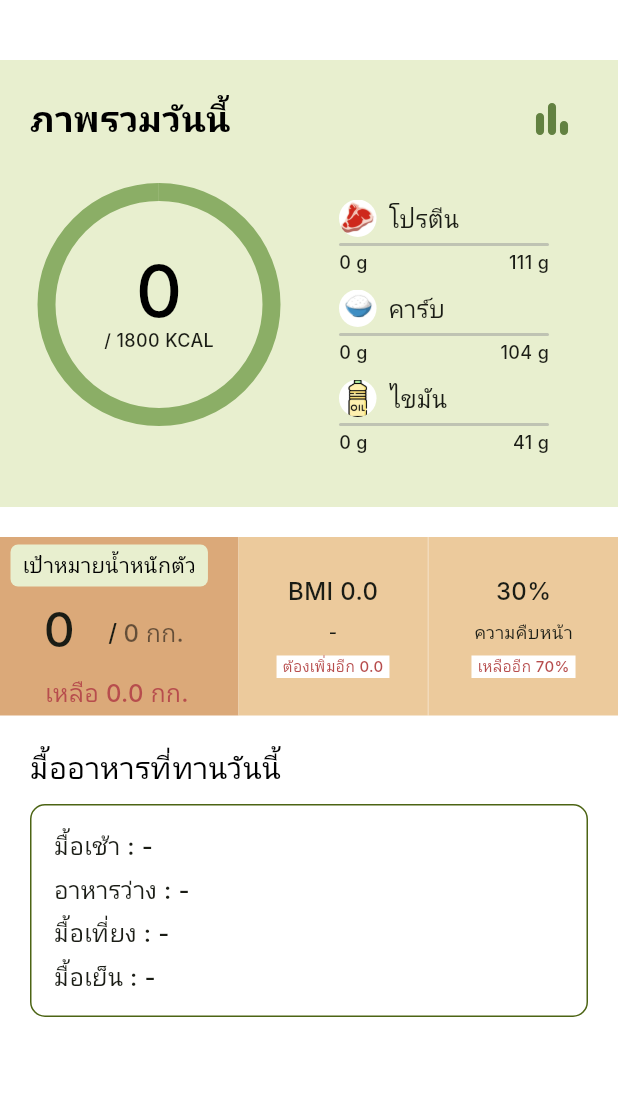
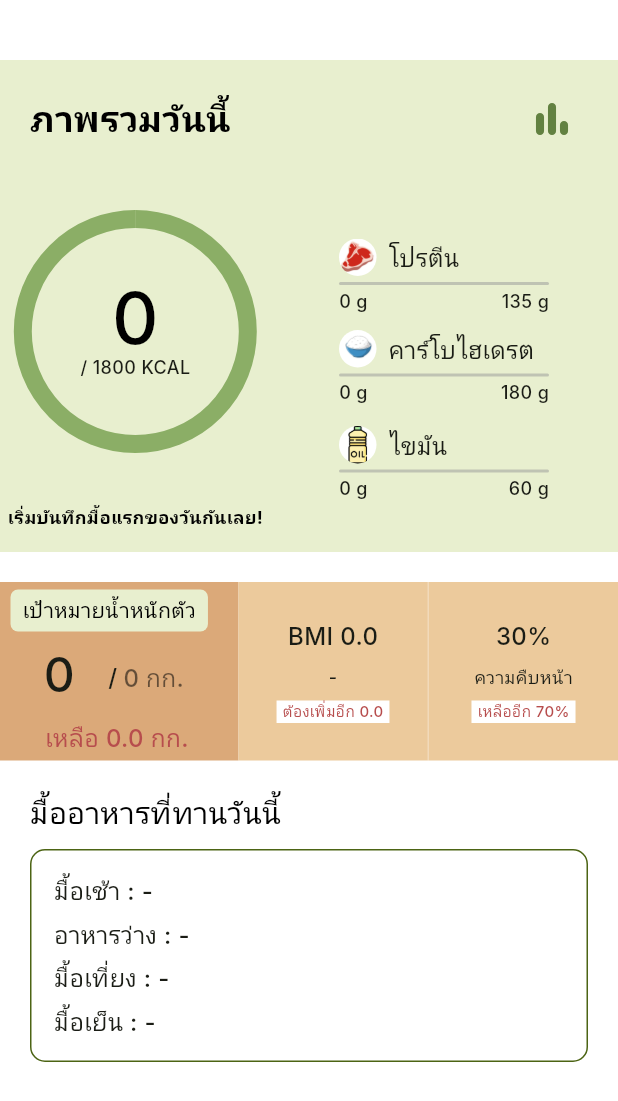
Before and after one commit to Nemoeiei/calories-guard, a Flutter app: the AppHomeScreen screen opened directly, on a phone screen of 412 x 824 dp. Shown: the top 1101 px of the screen. Run offline on Flutter 3.47's test engine with Material 3 defaults, Android fonts, the phone set to English and light mode, and no system bars; our stand-ins replace fl_chart, flutter_riverpod; Roboto replaces fonts that are missing (Inter).

Commit message:
Calculate and save macro targets

```diff
--- a/flutter_application_1/lib/screens/app_home_screen.dart
+++ b/flutter_application_1/lib/screens/app_home_screen.dart
@@ -14,7 +14,7 @@ class AppHomeScreen extends ConsumerStatefulWidget {
 
 class _AppHomeScreenState extends ConsumerState<AppHomeScreen> {
   bool _isLoading = true;
-  bool _hasWarnedCalories = false; // ตัวแปรป้องกันการเด้งแจ้งเตือนซ้ำซ้อน
+  bool _hasWarnedCalories = false; // ป้องกันการแจ้งเตือนเด้งรัวๆ
 
   @override
   void initState() {
@@ -24,28 +24,24 @@ class _AppHomeScreenState extends ConsumerState<AppHomeScreen> {
     });
   }
 
+  // ✅ ฟังก์ชันดึงข้อมูล (เหมือนเดิม)
   Future<void> _fetchDailyData() async {
     final userId = ref.read(userDataProvider).userId;
     if (userId == 0) {
       if (mounted) setState(() => _isLoading = false);
       return;
     }
-
     final now = DateTime.now();
     final dateStr = "${now.year}-${now.month.toString().padLeft(2, '0')}-${now.day.toString().padLeft(2, '0')}";
-
     final logUrl = Uri.parse('http://10.0.2.2:8000/daily_logs/$userId?date_query=$dateStr');
     final userUrl = Uri.parse('http://10.0.2.2:8000/users/$userId');
-
     try {
       final userResponse = await http.get(userUrl);
       if (userResponse.statusCode == 200) {
         final userData = jsonDecode(userResponse.body);
-
         GoalOption goalEnum = GoalOption.loseWeight;
         if (userData['goal_type'] == 'maintain_weight') goalEnum = GoalOption.maintainWeight;
         if (userData['goal_type'] == 'build_muscle') goalEnum = GoalOption.buildMuscle;
-
         ref.read(userDataProvider.notifier).setPersonalInfo(
           name: userData['username'] ?? 'User',
           birthDate: DateTime.parse(userData['birth_date'] ?? '2000-01-01'),
@@ -53,24 +49,14 @@ class _AppHomeScreenState extends ConsumerState<AppHomeScreen> {
           weight: (userData['current_weight_kg'] ?? 0).toDouble(),
         );
         ref.read(userDataProvider.notifier).setGoal(goalEnum);
-        ref.read(userDataProvider.notifier).setGoalInfo(
-          targetWeight: (userData['target_weight_kg'] ?? 0).toDouble(),
-          duration: 0
-        );
+        ref.read(userDataProvider.notifier).setGoalInfo(targetWeight: (userData['target_weight_kg'] ?? 0).toDouble(), duration: 0);
       }
-
       final logResponse = await http.get(logUrl);
       if (logResponse.statusCode == 200) {
         final logData = jsonDecode(logResponse.body);
         ref.read(userDataProvider.notifier).updateDailyFood(
-          cal: logData['calories'] ?? 0,
-          protein: logData['protein'] ?? 0,
-          carbs: logData['carbs'] ?? 0,
-          fat: logData['fat'] ?? 0,
-          breakfast: logData['breakfast_menu'] ?? '',
-          lunch: logData['lunch_menu'] ?? '',
-          dinner: logData['dinner_menu'] ?? '',
-          snack: logData['snack_menu'] ?? '',
+          cal: logData['calories'] ?? 0, protein: logData['protein'] ?? 0, carbs: logData['carbs'] ?? 0, fat: logData['fat'] ?? 0,
+          breakfast: logData['breakfast_menu'] ?? '', lunch: logData['lunch_menu'] ?? '', dinner: logData['dinner_menu'] ?? '', snack: logData['snack_menu'] ?? '',
         );
       }
     } catch (e) {
@@ -78,6 +64,21 @@ class _AppHomeScreenState extends ConsumerState<AppHomeScreen> {
     } finally {
       if (mounted) setState(() => _isLoading = false);
     }
+  }
+
+  // ✅ ฟังก์ชันคำนวณเป้าหมาย สารอาหารหลัก (Macros)
+  Map<String, int> calculateMacroTargets(double targetCalories, GoalOption goal) {
+    double pRatio, cRatio, fRatio;
+    switch (goal) {
+      case GoalOption.loseWeight: pRatio = 0.30; cRatio = 0.40; fRatio = 0.30; break;
+      case GoalOption.maintainWeight: pRatio = 0.25; cRatio = 0.45; fRatio = 0.30; break;
+      case GoalOption.buildMuscle: pRatio = 0.30; cRatio = 0.50; fRatio = 0.20; break;
+    }
+    return {
+      'protein': (targetCalories * pRatio / 4).round(),
+      'carbs': (targetCalories * cRatio / 4).round(),
+      'fat': (targetCalories * fRatio / 9).round(),
+    };
   }
 
   double calculateBMI(double weight, double heightInput) {
@@ -101,44 +102,25 @@ class _AppHomeScreenState extends ConsumerState<AppHomeScreen> {
       child: Column(
         crossAxisAlignment: CrossAxisAlignment.start,
         children: [
-          Row(
-            children: [
-              Container(
-                width: 25, height: 25,
-                decoration: BoxDecoration(
-                  shape: BoxShape.circle,
-                  image: DecorationImage(image: AssetImage(imagePath), fit: BoxFit.cover),
-                ),
-              ),
+          Row(children: [
+            Container(width: 25, height: 25, decoration: BoxDecoration(shape: BoxShape.circle, image: DecorationImage(image: AssetImage(imagePath), fit: BoxFit.cover))),
             const SizedBox(width: 8),
             Text(label, style: const TextStyle(fontFamily: 'Inter', fontSize: 16, fontWeight: FontWeight.w500)),
-            ],
-          ),
+          ]),
           const SizedBox(height: 4),
-          Stack(
-            children: [
-              Container(
-                width: 140, height: 2,
-                decoration: BoxDecoration(color: const Color(0xFF979797).withOpacity(0.5), borderRadius: BorderRadius.circular(6)),
-              ),
+          Stack(children: [
+            Container(width: 140, height: 2, decoration: BoxDecoration(color: const Color(0xFF979797).withOpacity(0.5), borderRadius: BorderRadius.circular(6))),
             Container(
               width: 140 * (total > 0 ? (current / total).clamp(0.0, 1.0) : 0),
               height: 2,
               decoration: BoxDecoration(color: const Color(0xFF1C1B1F).withOpacity(0.8), borderRadius: BorderRadius.circular(6)),
             ),
-            ],
-          ),
+          ]),
           const SizedBox(height: 2),
-          SizedBox(
-            width: 140,
-            child: Row(
-              mainAxisAlignment: MainAxisAlignment.spaceBetween,
-              children: [
+          SizedBox(width: 140, child: Row(mainAxisAlignment: MainAxisAlignment.spaceBetween, children: [
             Text('$current g', style: const TextStyle(fontFamily: 'Inter', fontSize: 12, fontWeight: FontWeight.w500)),
             Text('$total g', style: const TextStyle(fontFamily: 'Inter', fontSize: 12, fontWeight: FontWeight.w500)),
-              ],
-            ),
-          ),
+          ])),
         ],
       ),
     );
@@ -147,28 +129,35 @@ class _AppHomeScreenState extends ConsumerState<AppHomeScreen> {
   @override
   Widget build(BuildContext context) {
     final userData = ref.watch(userDataProvider);
+    int targetCal = userData.targetCalories.toInt() > 0 ? userData.targetCalories.toInt() : 1500;
+    int currentCal = userData.consumedCalories;
+    double progress = currentCal / targetCal;
 
-    int targetCal = userData.targetCalories.toInt();
-    if (targetCal <= 0) targetCal = 1500;
+    // 🔥 แก้ Error: ใส่ ?? GoalOption.loseWeight เพื่อป้องกันค่า null
+    final macroTargets = calculateMacroTargets(
+      targetCal.toDouble(),
+      userData.goal ?? GoalOption.loseWeight
+    );
+    final targetP = macroTargets['protein']!;
+    final targetC = macroTargets['carbs']!;
+    final targetF = macroTargets['fat']!;
 
-    int currentCal = userData.consumedCalories;
-    double progress = (targetCal > 0) ? currentCal / targetCal : 0.0;
-
-    // 🔥 LOGIC: ตรวจสอบว่าแคลอรี่เกินหรือไม่
+    // 🔥 LOGIC สีแจ้งเตือน
     bool isOverCalories = currentCal > targetCal;
     Color progressColor = isOverCalories ? Colors.red : const Color(0xFF628141);
-    Color textColor = isOverCalories ? Colors.red : Colors.black;
+    Color calorieTextColor = isOverCalories ? Colors.red : Colors.black;
 
-    // 🔥 แจ้งเตือนเมื่อแคลอรี่เกิน (SnackBar)
+    // 🔥 ระบบคำแนะนำ
+    String getAdvice() {
+      if (currentCal == 0) return "เริ่มบันทึกมื้อแรกของวันกันเลย!";
+      if (isOverCalories) return "พลังงานเกินเป้าหมายแล้ว! ลองเดินย่อยดูนะ";
+      if (progress >= 0.8) return "ใกล้ถึงเป้าหมายแล้ว มื้อหน้าเลือกทานเบาๆ นะ";
+      return "รักษาวินัยได้ดีมาก วันนี้มาทำให้สำเร็จกัน!";
+    }
+
     if (isOverCalories && !_hasWarnedCalories) {
       WidgetsBinding.instance.addPostFrameCallback((_) {
-        ScaffoldMessenger.of(context).showSnackBar(
-          const SnackBar(
-            content: Text('⚠️ แจ้งเตือน: คุณกินแคลอรี่เกินเป้าหมายแล้ว!'),
-            backgroundColor: Colors.redAccent,
-            duration: Duration(seconds: 3),
-          ),
-        );
+        ScaffoldMessenger.of(context).showSnackBar(const SnackBar(content: Text('⚠️ แจ้งเตือน: แคลอรี่เกินเป้าหมายแล้ว!'), backgroundColor: Colors.redAccent));
         setState(() => _hasWarnedCalories = true);
       });
     }
@@ -191,88 +180,53 @@ class _AppHomeScreenState extends ConsumerState<AppHomeScreen> {
             Container(
               width: double.infinity,
               color: const Color(0xFFE8EFCF),
-              padding: const EdgeInsets.only(bottom: 20),
               child: Column(
                 children: [
-                  // ===== Header ย้ายเข้ามาในกล่องเขียว =====
                   Padding(
                     padding: const EdgeInsets.symmetric(horizontal: 20, vertical: 15),
                     child: Row(
                       mainAxisAlignment: MainAxisAlignment.spaceBetween,
                       children: [
-                        const Text(
-                          'ภาพรวมวันนี้',
-                          style: TextStyle(
-                            fontFamily: 'Inter',
-                            fontSize: 24,
-                            fontWeight: FontWeight.bold,
-                            color: Colors.black,
-                          ),
-                        ),
-                        IconButton(
-                          icon: const Icon(Icons.bar_chart_rounded, color: Color(0xFF628141), size: 32),
-                          onPressed: () => Navigator.push(context, MaterialPageRoute(builder: (context) => const ProgressScreen())),
-                        ),
+                        const Text('ภาพรวมวันนี้', style: TextStyle(fontFamily: 'Inter', fontSize: 24, fontWeight: FontWeight.bold, color: Colors.black)),
+                        IconButton(icon: const Icon(Icons.bar_chart_rounded, color: Color(0xFF628141), size: 32), onPressed: () => Navigator.push(context, MaterialPageRoute(builder: (context) => const ProgressScreen()))),
                       ],
                     ),
                   ),
 
-                  // ===== ส่วนกราฟวงกลม =====
                   SizedBox(
-                    height: 200,
+                    height: 250,
                     child: Stack(
                       children: [
                         Positioned(
-                          left: 21, top: 0,
-                          child: SizedBox(
+                          left: 5, top: 18,
+                          child: Column(
+                            children: [
+                              SizedBox(
                                 width: 170, height: 170,
                                 child: Stack(
                                   alignment: Alignment.center,
                                   children: [
-                                SizedBox(
-                                  width: 150, height: 150,
-                                  child: CircularProgressIndicator(
-                                    value: 1.0,
-                                    strokeWidth: 12,
-                                    color: const Color(0xFF8BAE66),
-                                  ),
-                                ),
-                                SizedBox(
-                                  width: 150, height: 150,
-                                  child: CircularProgressIndicator(
-                                    value: progress.clamp(0.0, 1.0),
-                                    strokeWidth: 12,
-                                    color: progressColor, // ✅ สีเปลี่ยนตามแคลอรี่
-                                    strokeCap: StrokeCap.round,
-                                  ),
-                                ),
+                                    SizedBox(width: 150, height: 150, child: CircularProgressIndicator(value: 1.0, strokeWidth: 12, color: const Color(0xFF8BAE66))),
+                                    SizedBox(width: 150, height: 150, child: CircularProgressIndicator(value: progress.clamp(0.0, 1.0), strokeWidth: 12, color: progressColor, strokeCap: StrokeCap.round)),
                                     Column(
                                       mainAxisAlignment: MainAxisAlignment.center,
                                       children: [
-                                    Text(
-                                      '$currentCal',
-                                      style: TextStyle(
-                                        fontFamily: 'Inter',
-                                        fontSize: 48,
-                                        fontWeight: FontWeight.w500,
-                                        color: textColor, // ✅ สีตัวเลขเปลี่ยนตามแคลอรี่
-                                        height: 1,
-                                      ),
-                                    ),
-                                    Text(
-                                      '/ $targetCal KCAL',
-                                      style: const TextStyle(fontFamily: 'Inter', fontSize: 12, fontWeight: FontWeight.w500),
-                                    ),
+                                        Text('$currentCal', style: TextStyle(fontFamily: 'Inter', fontSize: 48, fontWeight: FontWeight.w500, color: calorieTextColor, height: 1)),
+                                        Text('/ $targetCal KCAL', style: const TextStyle(fontFamily: 'Inter', fontSize: 12, fontWeight: FontWeight.w500)),
                                       ],
                                     ),
                                   ],
                                 ),
                               ),
+                              const SizedBox(height: 30),
+                              Text(getAdvice(), style: TextStyle(color: calorieTextColor, fontWeight: FontWeight.bold, fontSize: 12)),
+                            ],
                           ),
-                        // รายการสารอาหาร
-                        Positioned(left: 226, top: 15, child: _buildNutrientLabel('โปรตีน', userData.consumedProtein, 111, 'assets/images/icon/meat.png')),
-                        Positioned(left: 226, top: 75, child: _buildNutrientLabel('คาร์บ', userData.consumedCarbs, 104, 'assets/images/icon/rice.png')),
-                        Positioned(left: 226, top: 135, child: _buildNutrientLabel('ไขมัน', userData.consumedFat, 41, 'assets/images/icon/oil.png')),
+                        ),
+                        // รายการสารอาหารที่คำนวณเป้าหมายจริง
+                        Positioned(left: 226, top: 41, child: _buildNutrientLabel('โปรตีน', userData.consumedProtein, targetP, 'assets/images/icon/meat.png')),
+                        Positioned(left: 226, top: 102, child: _buildNutrientLabel('คาร์โบไฮเดรต', userData.consumedCarbs, targetC, 'assets/images/icon/rice.png')),
+                        Positioned(left: 226, top: 166, child: _buildNutrientLabel('ไขมัน', userData.consumedFat, targetF, 'assets/images/icon/oil.png')),
                       ],
                     ),
                   ),
--- a/flutter_application_1/pubspec.yaml
+++ b/flutter_application_1/pubspec.yaml
@@ -42,6 +42,8 @@ dependencies:
   font_awesome_flutter: ^10.7.0
   fl_chart: ^0.68.0
   intl: ^0.18.0
+  flutter_local_notifications: ^17.0.0
+  timezone: ^0.9.2
 
 dev_dependencies:
   flutter_test:
```
Also changed, not shown: flutter_application_1/lib/login_register/screens/target_weight_screen.dart (+16 -13 lines), flutter_application_1/lib/providers/user_data_provider.dart (+26 -5 lines), flutter_application_1/pubspec.lock, 2 other files. Lines whose indentation alone changed are shown as unchanged.
